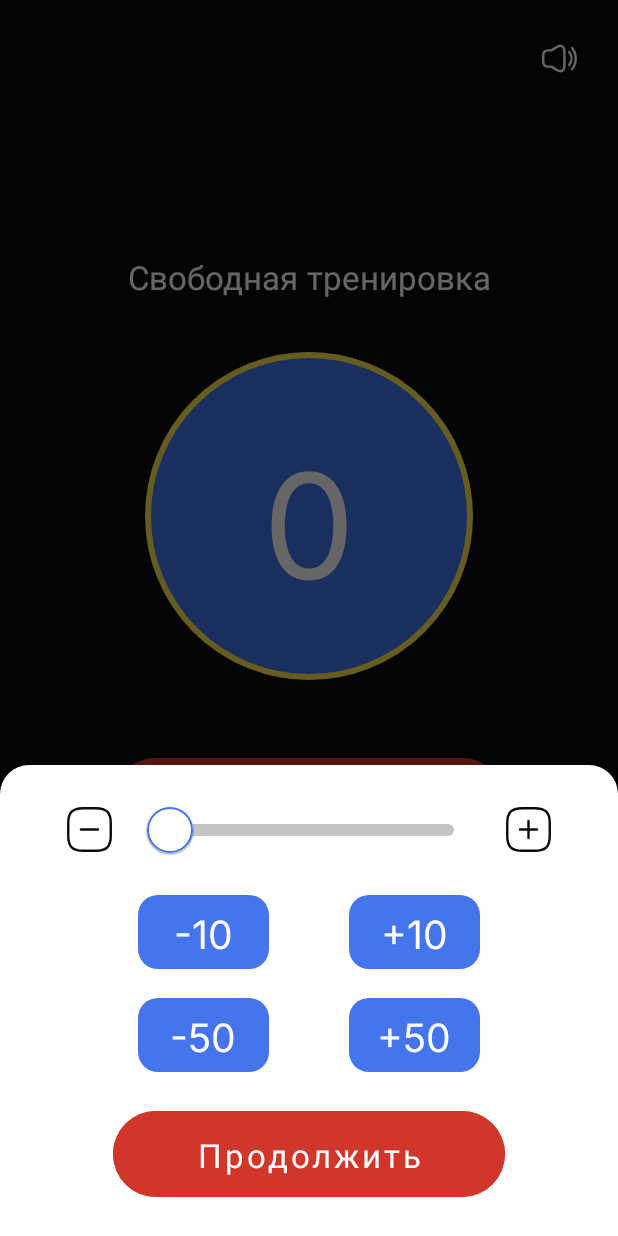
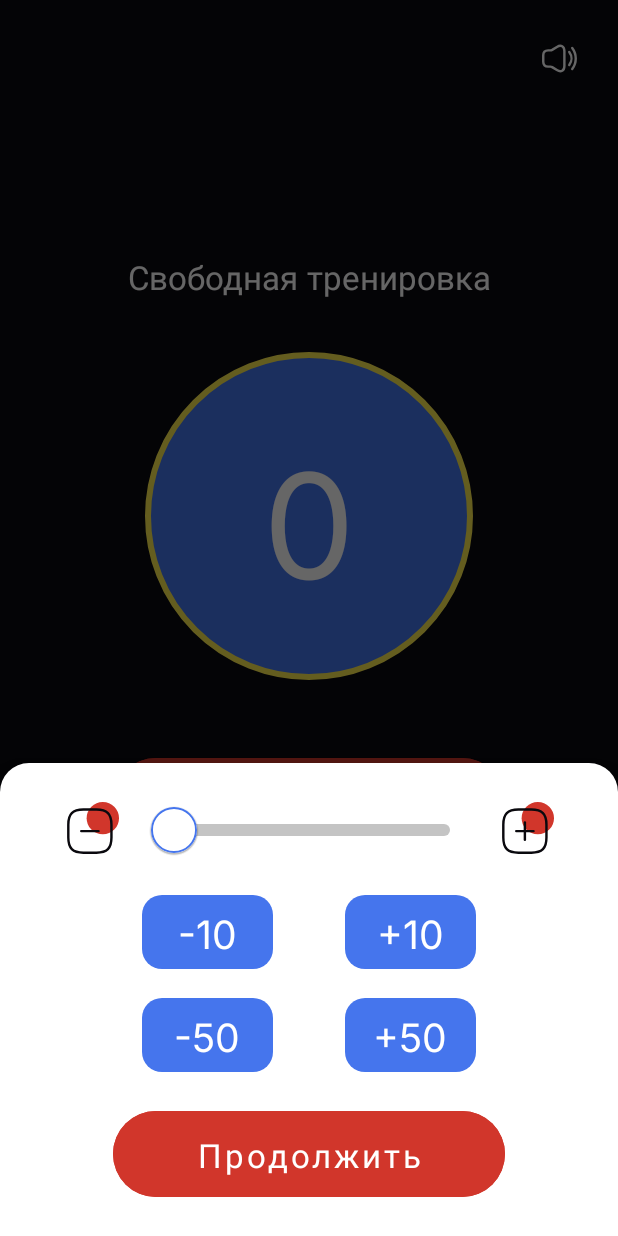
Before and after one commit to MaxVese/TurnikiPushUps, an Android app: the FreestyleFragment screen opened through its navigation route, after a tap on an icon or button, on a phone screen of 412 x 824 dp. Run offline under Robolectric (Android 15) with nearby library versions, the phone set to English and light mode, and no system bars; our stand-ins replace sdp/ssp sizes.

Commit message:
Change clickable icons

```diff
--- a/app/src/main/res/drawable/ic_edit.xml
+++ b/app/src/main/res/drawable/ic_edit.xml
@@ -1,24 +1,27 @@
 <vector xmlns:android="http://schemas.android.com/apk/res/android"
-    android:width="@dimen/_33sdp"
-    android:height="@dimen/_33sdp"
-    android:viewportWidth="40"
-    android:viewportHeight="40">
+    android:width="@dimen/_35sdp"
+    android:height="@dimen/_35sdp"
+    android:viewportWidth="42"
+    android:viewportHeight="42">
   <path
-      android:pathData="M19.8165,8.4167C20.5332,13.0167 24.2665,16.5334 28.8999,17.0001"
+      android:pathData="M32,10m-10,0a10,10 0,1 1,20 0a10,10 0,1 1,-20 0"
+      android:fillColor="#D1362B"/>
+  <path
+      android:pathData="M19.8165,10.4167C20.5332,15.0167 24.2665,18.5334 28.8999,19.0001"
       android:strokeLineJoin="round"
       android:strokeWidth="1.5"
       android:fillColor="#00000000"
       android:strokeColor="#ffffff"
       android:strokeLineCap="round"/>
   <path
-      android:pathData="M22.1,6L8.4167,20.4834C7.9,21.0334 7.4,22.1167 7.3,22.8667L6.6834,28.2667C6.4667,30.2167 7.8667,31.55 9.8,31.2167L15.1667,30.3C15.9167,30.1667 16.9667,29.6167 17.4834,29.05L31.1667,14.5667C33.5334,12.0667 34.6,9.2167 30.9167,5.7334C27.25,2.2834 24.4667,3.5 22.1,6Z"
+      android:pathData="M22.1,8L8.4167,22.4834C7.9,23.0334 7.4,24.1167 7.3,24.8667L6.6834,30.2667C6.4667,32.2167 7.8667,33.55 9.8,33.2167L15.1667,32.3C15.9167,32.1667 16.9667,31.6167 17.4834,31.05L31.1667,16.5667C33.5334,14.0667 34.6,11.2167 30.9167,7.7334C27.25,4.2834 24.4667,5.5 22.1,8Z"
       android:strokeLineJoin="round"
       android:strokeWidth="1.5"
       android:fillColor="#00000000"
       android:strokeColor="#ffffff"
       android:strokeLineCap="round"/>
   <path
-      android:pathData="M5,36.6666H35"
+      android:pathData="M5,38.6666H35"
       android:strokeLineJoin="round"
       android:strokeWidth="1.5"
       android:fillColor="#00000000"
--- a/app/src/main/res/drawable/ic_home.xml
+++ b/app/src/main/res/drawable/ic_home.xml
@@ -1,31 +1,34 @@
 <vector xmlns:android="http://schemas.android.com/apk/res/android"
-    android:width="@dimen/_33sdp"
-    android:height="@dimen/_33sdp"
-    android:viewportWidth="40"
-    android:viewportHeight="40">
+    android:width="@dimen/_35sdp"
+    android:height="@dimen/_35sdp"
+    android:viewportWidth="42"
+    android:viewportHeight="42">
   <path
-      android:pathData="M15.0334,4.7333L6.05,11.7333C4.55,12.8999 3.3334,15.3833 3.3334,17.2666V29.6166C3.3334,33.4833 6.4834,36.6499 10.35,36.6499H29.65C33.5167,36.6499 36.6667,33.4833 36.6667,29.6333V17.4999C36.6667,15.4833 35.3167,12.8999 33.6667,11.7499L23.3667,4.5333C21.0334,2.9 17.2834,2.9833 15.0334,4.7333Z"
+      android:pathData="M32,10m-10,0a10,10 0,1 1,20 0a10,10 0,1 1,-20 0"
+      android:fillColor="#D1362B"/>
+  <path
+      android:pathData="M15.0334,6.7333L6.05,13.7333C4.55,14.8999 3.3334,17.3833 3.3334,19.2666V31.6166C3.3334,35.4833 6.4834,38.6499 10.35,38.6499H29.65C33.5167,38.6499 36.6667,35.4833 36.6667,31.6333V19.4999C36.6667,17.4833 35.3167,14.8999 33.6667,13.7499L23.3667,6.5333C21.0334,4.9 17.2834,4.9833 15.0334,6.7333Z"
       android:strokeLineJoin="round"
       android:strokeWidth="1.5"
       android:fillColor="#00000000"
       android:strokeColor="#ffffff"
       android:strokeLineCap="round"/>
   <path
-      android:pathData="M17.5,30H22.5C25.25,30 27.5,27.75 27.5,25V20C27.5,17.25 25.25,15 22.5,15H17.5C14.75,15 12.5,17.25 12.5,20V25C12.5,27.75 14.75,30 17.5,30Z"
+      android:pathData="M17.5,32H22.5C25.25,32 27.5,29.75 27.5,27V22C27.5,19.25 25.25,17 22.5,17H17.5C14.75,17 12.5,19.25 12.5,22V27C12.5,29.75 14.75,32 17.5,32Z"
       android:strokeLineJoin="round"
       android:strokeWidth="1.5"
       android:fillColor="#00000000"
       android:strokeColor="#ffffff"
       android:strokeLineCap="round"/>
   <path
-      android:pathData="M20,15V30"
+      android:pathData="M20,17V32"
       android:strokeLineJoin="round"
       android:strokeWidth="1.5"
       android:fillColor="#00000000"
       android:strokeColor="#ffffff"
       android:strokeLineCap="round"/>
   <path
-      android:pathData="M12.5,22.5H27.5"
+      android:pathData="M12.5,24.5H27.5"
       android:strokeLineJoin="round"
       android:strokeWidth="1.5"
       android:fillColor="#00000000"
--- a/app/src/main/res/drawable/ic_minus_square.xml
+++ b/app/src/main/res/drawable/ic_minus_square.xml
@@ -1,17 +1,20 @@
 <vector xmlns:android="http://schemas.android.com/apk/res/android"
-    android:width="@dimen/_26sdp"
-    android:height="@dimen/_26sdp"
-    android:viewportWidth="32"
-    android:viewportHeight="32">
+    android:width="@dimen/_28sdp"
+    android:height="@dimen/_28sdp"
+    android:viewportWidth="34"
+    android:viewportHeight="34">
   <path
-      android:pathData="M10.6667,16H21.3334"
+      android:pathData="M24,10m-10,0a10,10 0,1 1,20 0a10,10 0,1 1,-20 0"
+      android:fillColor="#D1362B"/>
+  <path
+      android:pathData="M10.6667,18H21.3334"
       android:strokeLineJoin="round"
       android:strokeWidth="1.5"
       android:fillColor="#00000000"
       android:strokeColor="#0A090E"
       android:strokeLineCap="round"/>
   <path
-      android:pathData="M12,29.3333H20C26.6666,29.3333 29.3333,26.6666 29.3333,20V12C29.3333,5.3333 26.6666,2.6666 20,2.6666H12C5.3333,2.6666 2.6666,5.3333 2.6666,12V20C2.6666,26.6666 5.3333,29.3333 12,29.3333Z"
+      android:pathData="M12,31.3333H20C26.6666,31.3333 29.3333,28.6666 29.3333,22V14C29.3333,7.3333 26.6666,4.6666 20,4.6666H12C5.3333,4.6666 2.6666,7.3333 2.6666,14V22C2.6666,28.6666 5.3333,31.3333 12,31.3333Z"
       android:strokeLineJoin="round"
       android:strokeWidth="1.5"
       android:fillColor="#00000000"
--- a/app/src/main/res/drawable/ic_plus_square.xml
+++ b/app/src/main/res/drawable/ic_plus_square.xml
@@ -1,24 +1,27 @@
 <vector xmlns:android="http://schemas.android.com/apk/res/android"
-    android:width="@dimen/_26sdp"
-    android:height="@dimen/_26sdp"
-    android:viewportWidth="32"
-    android:viewportHeight="32">
+    android:width="@dimen/_28sdp"
+    android:height="@dimen/_28sdp"
+    android:viewportWidth="34"
+    android:viewportHeight="34">
   <path
-      android:pathData="M10.6667,16H21.3334"
+      android:pathData="M24,10m-10,0a10,10 0,1 1,20 0a10,10 0,1 1,-20 0"
+      android:fillColor="#D1362B"/>
+  <path
+      android:pathData="M10.6667,18H21.3334"
       android:strokeLineJoin="round"
       android:strokeWidth="1.5"
       android:fillColor="#00000000"
       android:strokeColor="#0A090E"
       android:strokeLineCap="round"/>
   <path
-      android:pathData="M16,21.3333V10.6666"
+      android:pathData="M16,23.3333V12.6666"
       android:strokeLineJoin="round"
       android:strokeWidth="1.5"
       android:fillColor="#00000000"
       android:strokeColor="#0A090E"
       android:strokeLineCap="round"/>
   <path
-      android:pathData="M12.0001,29.3333H20.0001C26.6667,29.3333 29.3334,26.6666 29.3334,20V12C29.3334,5.3333 26.6667,2.6666 20.0001,2.6666H12.0001C5.3334,2.6666 2.6667,5.3333 2.6667,12V20C2.6667,26.6666 5.3334,29.3333 12.0001,29.3333Z"
+      android:pathData="M12.0001,31.3333H20.0001C26.6667,31.3333 29.3334,28.6666 29.3334,22V14C29.3334,7.3333 26.6667,4.6666 20.0001,4.6666H12.0001C5.3334,4.6666 2.6667,7.3333 2.6667,14V22C2.6667,28.6666 5.3334,31.3333 12.0001,31.3333Z"
       android:strokeLineJoin="round"
       android:strokeWidth="1.5"
       android:fillColor="#00000000"
```
Also changed, not shown: app/src/main/res/drawable/ic_notification.xml (+10 -7 lines), app/src/main/res/drawable/ic_setting.xml (+14 -11 lines).
